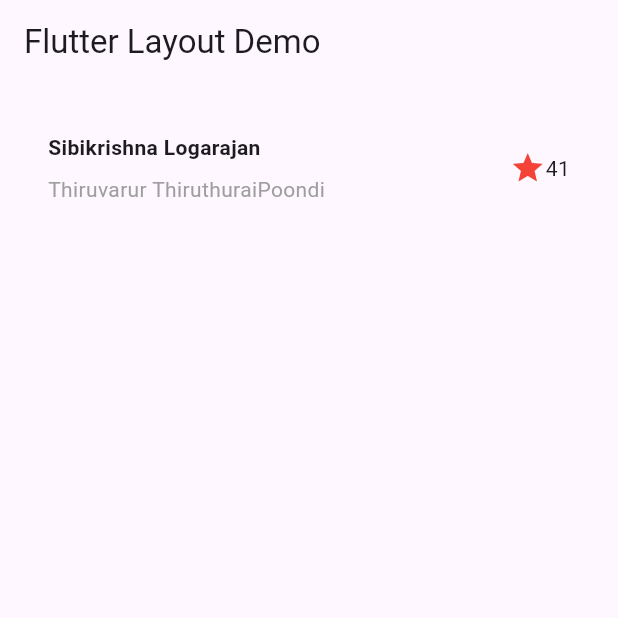
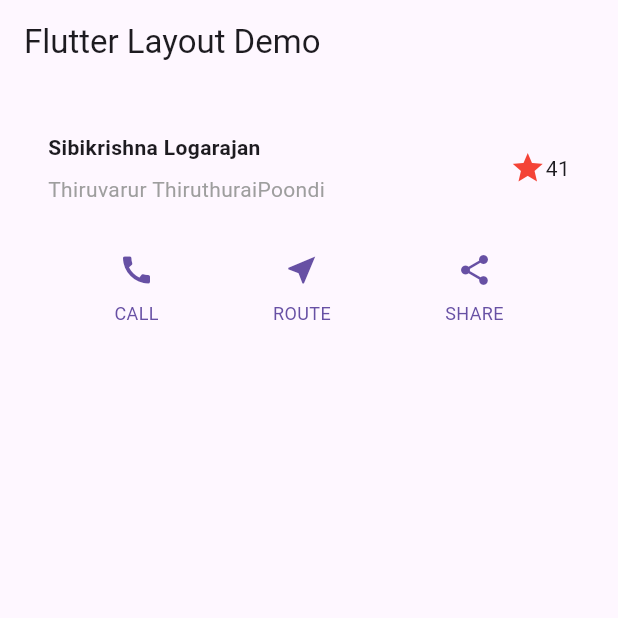
Before and after one commit to Yuslash/what-the-hell-is-even-that, a Flutter app: the screen it shows after launch, on a phone screen of 412 x 824 dp, the top half of it. Run offline on Flutter 3.47's test engine with Material 3 defaults, Android fonts, the phone set to English and light mode, and no system bars.

Commit message:
Yeah this all done by Documentation soooon when i try myself im gonna confuse for sure

```diff
--- a/lib/main.dart
+++ b/lib/main.dart
@@ -1,4 +1,5 @@
 import 'package:flutter/material.dart';
+import 'package:learning_1/Pages/ButtonSection.dart';
 import 'package:learning_1/Pages/TitleSection.dart';
 
 void main() {
@@ -27,7 +28,8 @@ class MyApp extends StatelessWidget {
         body: const SingleChildScrollView(
           child: Column(
             children: [
-              TitleSection(name: "Sibikrishna Logarajan", location: "Thiruvarur ThiruthuraiPoondi")
+              TitleSection(name: "Sibikrishna Logarajan", location: "Thiruvarur ThiruthuraiPoondi"),
+              ButtonSection()
             ],
           ),
         ),
```
